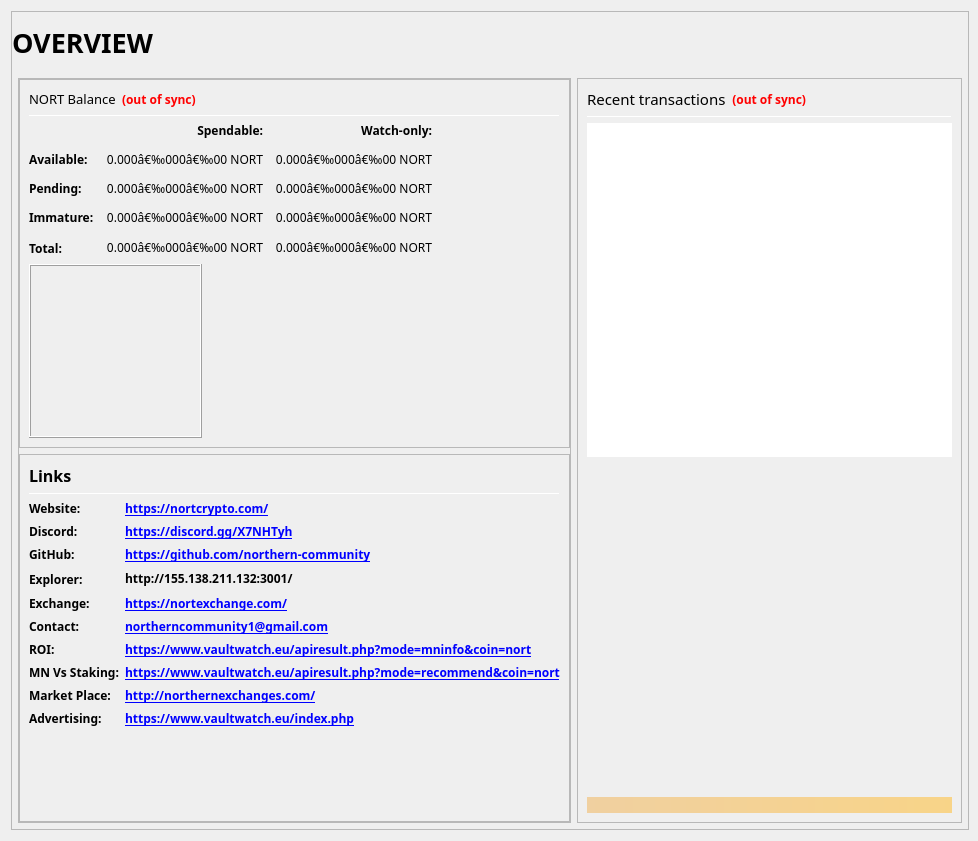
northern-community/Northern4.0, file src/qt/forms/overviewpage.ui: the form before one commit.
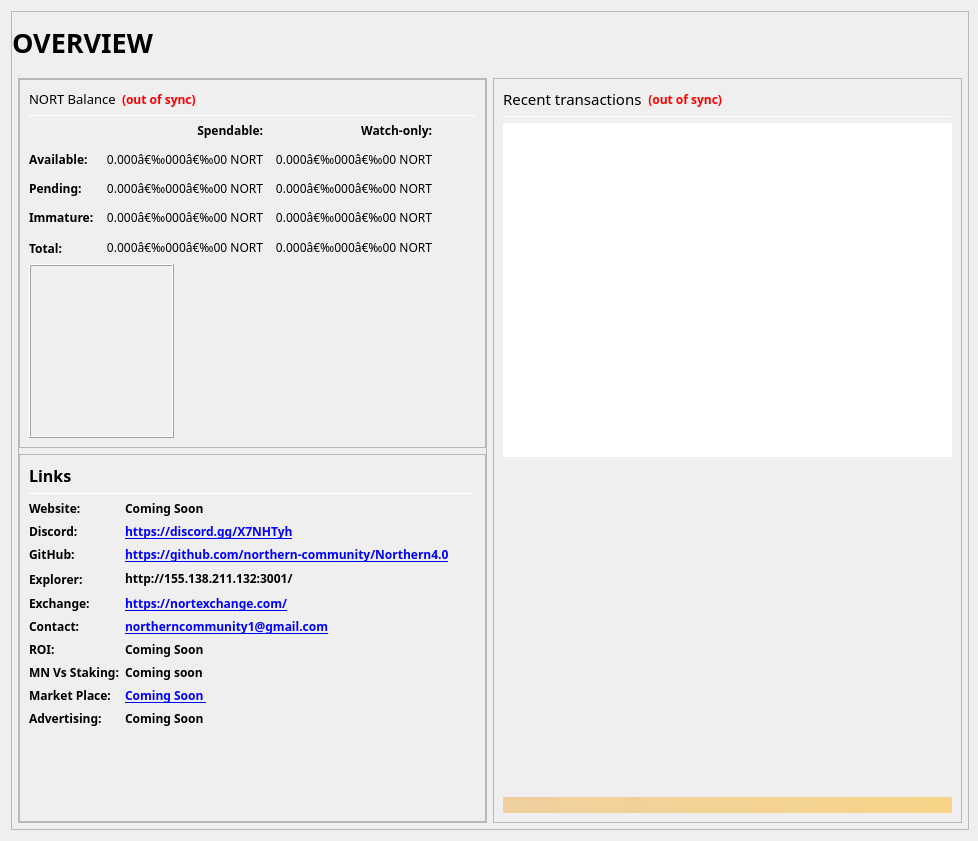
The form after the commit. Icons and pictures are not drawn.

What changed in the file:
```diff
--- a/src/qt/forms/overviewpage.ui
+++ b/src/qt/forms/overviewpage.ui
@@ -785,7 +785,7 @@
                         </font>
                        </property>
                        <property name="text">
-                        <string notr="true">&lt;a href=&quot;https://nortcrypto.com/&quot;&gt;https://nortcrypto.com/&lt;/a&gt;</string>
+                        <string notr="true">&lt;a href=&quot;Coming Soon /&quot;&gt; Coming Soon &lt;/a&gt;</string>
                        </property>
                        <property name="textFormat">
                         <enum>Qt::RichText</enum>
@@ -846,7 +846,7 @@
                         </font>
                        </property>
                        <property name="text">
-                        <string notr="true">&lt;a href=&quot;https://github.com/northern-community&quot;&gt;https://github.com/northern-community&lt;/a&gt;</string>
+                        <string notr="true">&lt;a href=&quot;https://github.com/northern-community/Northern4.0&quot;&gt;https://github.com/northern-community/Northern4.0&lt;/a&gt;</string>
                        </property>
                        <property name="alignment">
                         <set>Qt::AlignLeading|Qt::AlignLeft|Qt::AlignVCenter</set>
@@ -975,7 +975,7 @@
                         </font>
                        </property>
                        <property name="text">
-                        <string notr="true">&lt;html&gt;&lt;head/&gt;&lt;body&gt;&lt;p&gt;&lt;a href=&quot;https://www.vaultwatch.eu/apiresult.php?mode=mninfo&amp;amp;coin=nort&quot;&gt;&lt;span style=&quot; text-decoration: underline; color:#0000ff;&quot;&gt;https://www.vaultwatch.eu/apiresult.php?mode=mninfo&amp;amp;coin=nort&lt;/span&gt;&lt;/a&gt;&lt;/p&gt;&lt;/body&gt;&lt;/html&gt;</string>
+                        <string notr="true">&lt;a href=&quot;Coming Soon &quot;&gt; Coming Soon&lt;/a&gt;</string>
                        </property>
                        <property name="alignment">
                         <set>Qt::AlignLeading|Qt::AlignLeft|Qt::AlignVCenter</set>
@@ -1004,7 +1004,7 @@
                         </font>
                        </property>
                        <property name="text">
-                        <string notr="true">&lt;html&gt;&lt;head/&gt;&lt;body&gt;&lt;p&gt;&lt;a href=&quot;https://www.vaultwatch.eu/apiresult.php?mode=recommend&amp;amp;coin=nort&quot;&gt;&lt;span style=&quot; text-decoration: underline; color:#0000ff;&quot;&gt;https://www.vaultwatch.eu/apiresult.php?mode=recommend&amp;amp;coin=nort&lt;/span&gt;&lt;/a&gt;&lt;/p&gt;&lt;/body&gt;&lt;/html&gt;</string>
+                        <string notr="true">&lt;a href=&quot;Coming soon &quot;&gt; Coming soon &lt;/a&gt;</string>
                        </property>
                        <property name="alignment">
                         <set>Qt::AlignLeading|Qt::AlignLeft|Qt::AlignVCenter</set>
@@ -1033,7 +1033,7 @@
                         </font>
                        </property>
                        <property name="text">
-                        <string notr="true">&lt;html&gt;&lt;head/&gt;&lt;body&gt;&lt;p&gt;&lt;a href=&quot;http://northernexchanges.com/&quot;&gt;&lt;span style=&quot; text-decoration: underline; color:#0000ff;&quot;&gt;http://northernexchanges.com/&lt;/span&gt;&lt;/a&gt;&lt;/p&gt;&lt;/body&gt;&lt;/html&gt;</string>
+                        <string notr="true">&lt;html&gt;&lt;head/&gt;&lt;body&gt;&lt;p&gt;&lt;a href=&quot; Coming Soon &quot;&gt;&lt;span style=&quot; text-decoration: underline; color:#0000ff;&quot;&gt; Coming Soon &lt;/span&gt;&lt;/a&gt;&lt;/p&gt;&lt;/body&gt;&lt;/html&gt;</string>
                        </property>
                        <property name="alignment">
                         <set>Qt::AlignLeading|Qt::AlignLeft|Qt::AlignVCenter</set>
@@ -1052,7 +1052,7 @@
                         </font>
                        </property>
                        <property name="text">
-                        <string notr="true">&lt;html&gt;&lt;head/&gt;&lt;body&gt;&lt;p&gt;&lt;a href=&quot;https://www.vaultwatch.eu/index.php&quot;&gt;&lt;span style=&quot; text-decoration: underline; color:#0000ff;&quot;&gt;https://www.vaultwatch.eu/index.php&lt;/span&gt;&lt;/a&gt;&lt;/p&gt;&lt;/body&gt;&lt;/html&gt;</string>
+                        <string notr="true">&lt;a href=&quot; Coming Soon &quot;&gt; Coming Soon &lt;/a&gt;</string>
                        </property>
                        <property name="alignment">
                         <set>Qt::AlignLeading|Qt::AlignLeft|Qt::AlignVCenter</set>
```
